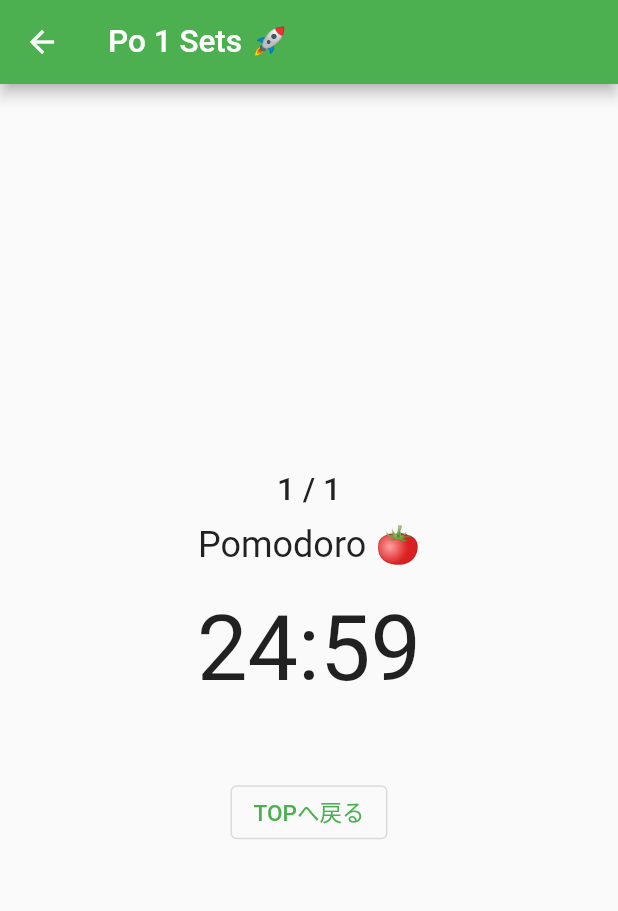
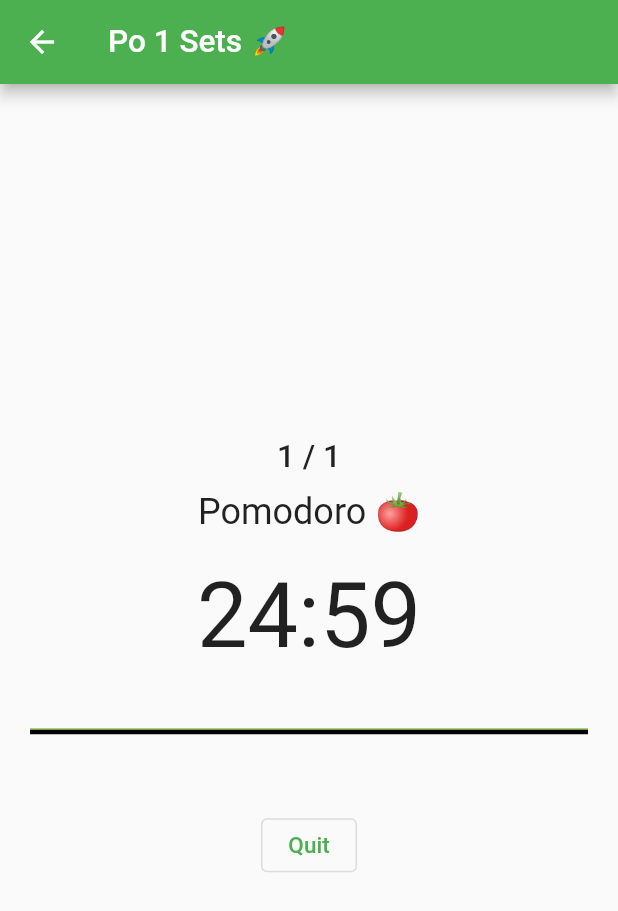
Before and after one commit to mikan-mikan/Po_timer, a Flutter app: the screen it shows after launch, after a tap on "1 set", on a phone screen of 412 x 824 dp. Shown: the top 911 px of the screen. Run offline on Flutter 3.47's test engine with Material 2 defaults, Android fonts, the phone set to English and light mode, and no system bars; our stand-ins replace flutter_local_notifications, wakelock.

Commit message:
#1 残り時間が分かるバーを設置

```diff
--- a/lib/main.dart
+++ b/lib/main.dart
@@ -241,6 +241,8 @@ class _TimerStartPageState extends State<TimerStartPage> {
   int _counter = 0;
   int _poCounter = 1;
   int _currentSeconds = 0;
+  int _currentBaseTime = 0;
+  double _remainingTimeRatio = 1.0;
   late String _messageAbove;
   String _messageBelow = 'Pomodoro 🍅';
 
@@ -254,6 +256,7 @@ class _TimerStartPageState extends State<TimerStartPage> {
         } else {
           setState(() {
             _currentSeconds = _currentSeconds - 1;
+            _remainingTimeRatio = _currentSeconds / _currentBaseTime;
           });
         }
       },
@@ -272,7 +275,9 @@ class _TimerStartPageState extends State<TimerStartPage> {
       _setNotification1();
       setState(() {
         _messageBelow = 'Break Time ☕️';
+        _remainingTimeRatio = 1.0;
       });
+      _currentBaseTime = _breakTime;
       _currentSeconds = _breakTime;
       _countTimer();
     } else {
@@ -281,7 +286,9 @@ class _TimerStartPageState extends State<TimerStartPage> {
         _poCounter++;
         _messageAbove = '$_poCounter / $_maxPo';
         _messageBelow = 'Pomodoro 🍅';
+        _remainingTimeRatio = 1.0;
       });
+      _currentBaseTime = _poTime;
       _currentSeconds = _poTime;
       _countTimer();
     }
@@ -356,6 +363,8 @@ class _TimerStartPageState extends State<TimerStartPage> {
 
   @override
   Widget build(BuildContext context) {
+    final double _deviceWidth = MediaQuery.of(context).size.width;
+
     return Scaffold(
         appBar: AppBar(title: Text('Po $_maxPo Sets 🚀')),
         body: Container(
@@ -379,9 +388,27 @@ class _TimerStartPageState extends State<TimerStartPage> {
                     style: const TextStyle(fontFamily: 'Roboto', fontSize: 60)),
               ),
               Container(
+                margin: const EdgeInsets.only(top: 40),
+                alignment: Alignment.centerLeft,
+                height: 4,
+                width: double.infinity,
+                child: Column(children: <Widget>[
+                  Container(
+                    height: 1,
+                    width: _deviceWidth * _remainingTimeRatio,
+                    color: Colors.lightGreen,
+                  ),
+                  Container(
+                    height: 3,
+                    width: _deviceWidth * _remainingTimeRatio,
+                    color: Colors.black,
+                  ),
+                ]),
+              ),
+              Container(
                 margin: const EdgeInsets.only(top: 50),
                 child: OutlinedButton(
-                  child: const Text('TOPへ戻る'),
+                  child: const Text('Quit'),
                   onPressed: _goBack,
                 ),
               )
@@ -400,6 +427,7 @@ class _TimerStartPageState extends State<TimerStartPage> {
     Wakelock.enable();
     _maxPo = widget.maxPo;
     _messageAbove = '1 / $_maxPo';
+    _currentBaseTime = _poTime;
     _currentSeconds = _poTime;
     _timer = _countTimer();
   }
```
